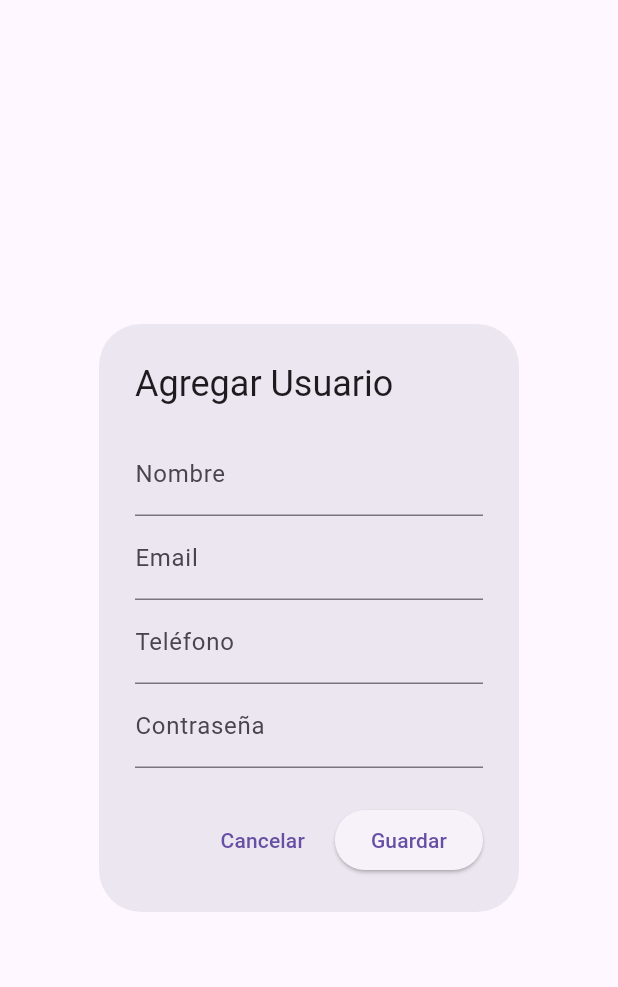
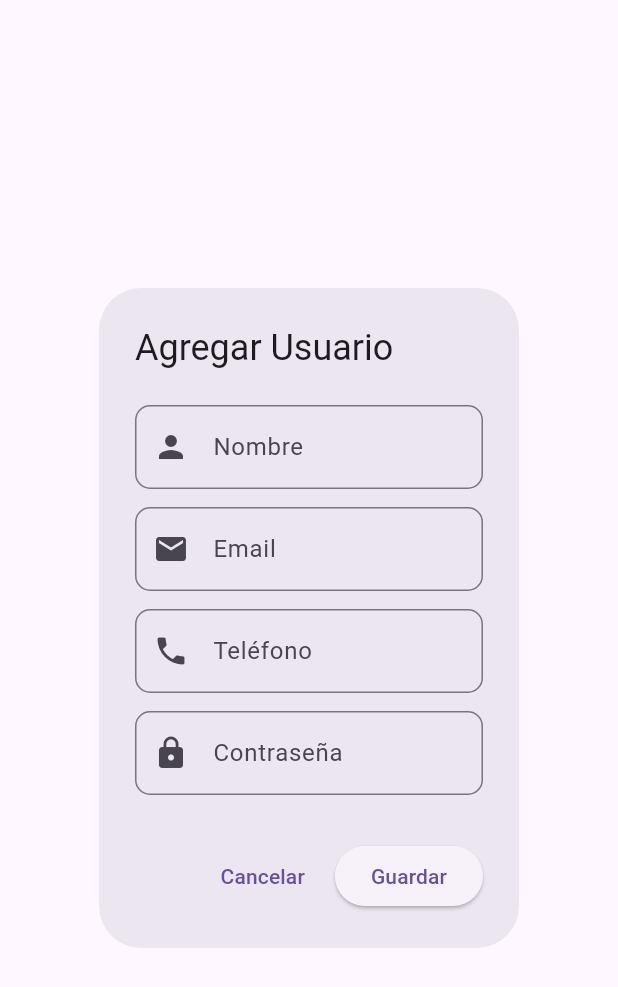
Before and after one commit to MrPol4r/Proyecto_Moviles_II_Huallpa-Escobar-Anahua-Zevallos-Salinas-Soto, a Flutter app: the _FormularioUsuarioDialog widget shown alone on an empty page, opened directly, on a phone screen of 412 x 824 dp. Shown: the top 987 px of the screen. Run offline on Flutter 3.47's test engine with Material 3 defaults, Android fonts, the phone set to English and light mode, and no system bars; our stand-ins replace cloud_firestore, firebase_core, image_picker; accounts and stored records are empty.

Commit message:
Mantenimiento de Usuarios (#20)

```diff
--- a/proyecto_moviles_2/lib/screens/UserListScreen.dart
+++ b/proyecto_moviles_2/lib/screens/UserListScreen.dart
@@ -1,3 +1,5 @@
+// Mantiene la lógica original, pero con mejoras visuales y validaciones simples
+
 import 'package:flutter/material.dart';
 import 'package:cloud_firestore/cloud_firestore.dart';
 
@@ -103,10 +105,11 @@ class _UserListScreenState extends State<UserListScreen> {
       appBar: AppBar(
         title: const Text('Gestión de Usuarios'),
         actions: [
-          IconButton(
+          TextButton.icon(
+            style: TextButton.styleFrom(foregroundColor: Colors.white),
+            onPressed: () => _mostrarFormulario(),
             icon: const Icon(Icons.person_add),
-            tooltip: 'Agregar usuario',
-            onPressed: () => _mostrarFormulario(),
+            label: const Text('Agregar'),
           ),
         ],
       ),
@@ -114,37 +117,42 @@ class _UserListScreenState extends State<UserListScreen> {
           usuarios.isEmpty
               ? const Center(child: Text('No hay usuarios activos.'))
               : ListView.builder(
-                padding: const EdgeInsets.all(8),
+                padding: const EdgeInsets.all(12),
                 itemCount: usuarios.length,
                 itemBuilder: (_, i) {
                   final u = usuarios[i];
+                  final nombre = u['nombre'] ?? 'Sin nombre';
+                  final correo = u['usuario'] ?? '';
+                  final telefono = u['telefono'] ?? '';
+
                   return Card(
                     shape: RoundedRectangleBorder(
-                      borderRadius: BorderRadius.circular(12),
+                      borderRadius: BorderRadius.circular(16),
                     ),
-                    elevation: 3,
-                    margin: const EdgeInsets.symmetric(vertical: 6),
+                    elevation: 4,
+                    margin: const EdgeInsets.symmetric(vertical: 8),
                     child: ListTile(
-                      title: Text(u['nombre'] ?? 'Sin nombre'),
+                      leading: CircleAvatar(
+                        child: Text(nombre[0].toUpperCase()),
+                      ),
+                      title: Text(nombre, style: const TextStyle(fontSize: 18)),
                       subtitle: Column(
                         crossAxisAlignment: CrossAxisAlignment.start,
                         children: [
-                          Text('Email: ${u['usuario']}'),
-                          Text('Teléfono: ${u['telefono']}'),
+                          const SizedBox(height: 4),
+                          Text('Email: $correo'),
+                          Text('Teléfono: $telefono'),
                         ],
                       ),
-                      trailing: Row(
-                        mainAxisSize: MainAxisSize.min,
+                      trailing: Wrap(
+                        spacing: 8,
                         children: [
                           IconButton(
                             icon: const Icon(Icons.edit, color: Colors.blue),
                             onPressed: () => _mostrarFormulario(usuario: u),
                           ),
                           IconButton(
-                            icon: const Icon(
-                              Icons.delete_outline,
-                              color: Colors.red,
-                            ),
+                            icon: const Icon(Icons.delete, color: Colors.red),
                             onPressed: () => _confirmarInactivar(u['id']),
                           ),
                         ],
@@ -178,10 +186,10 @@ class _FormularioUsuarioDialogState extends State<_FormularioUsuarioDialog> {
     nombreController = TextEditingController(text: widget.usuario?['nombre']);
     emailController = TextEditingController(text: widget.usuario?['usuario']);
     telefonoController = TextEditingController(
-      text: widget.usuario?['telefono']?.toString(),
+      text: widget.usuario?['telefono']?.toString() ?? '',
     );
     contrasenaController = TextEditingController(
-      text: widget.usuario?['contrasena'],
+      text: widget.usuario?['contrasena'] ?? '',
     );
   }
 
@@ -194,6 +202,28 @@ class _FormularioUsuarioDialogState extends State<_FormularioUsuarioDialog> {
     super.dispose();
   }
 
+  void _guardar() {
+    if (nombreController.text.trim().isEmpty ||
+        emailController.text.trim().isEmpty ||
+        contrasenaController.text.trim().isEmpty) {
+      ScaffoldMessenger.of(context).showSnackBar(
+        const SnackBar(
+          content: Text('Nombre, email y contraseña son obligatorios'),
+        ),
+      );
+      return;
+    }
+
+    final data = {
+      'id': widget.usuario?['id'],
+      'nombre': nombreController.text.trim(),
+      'usuario': emailController.text.trim(),
+      'telefono': int.tryParse(telefonoController.text.trim()) ?? 0,
+      'contrasena': contrasenaController.text.trim(),
+    };
+    Navigator.pop(context, data);
+  }
+
   @override
   Widget build(BuildContext context) {
     return AlertDialog(
@@ -204,22 +234,18 @@ class _FormularioUsuarioDialogState extends State<_FormularioUsuarioDialog> {
         child: Column(
           mainAxisSize: MainAxisSize.min,
           children: [
-            TextField(
-              controller: nombreController,
-              decoration: const InputDecoration(labelText: 'Nombre'),
-            ),
-            TextField(
-              controller: emailController,
-              decoration: const InputDecoration(labelText: 'Email'),
-            ),
-            TextField(
-              controller: telefonoController,
-              decoration: const InputDecoration(labelText: 'Teléfono'),
+            _buildInputField('Nombre', nombreController, Icons.person),
+            _buildInputField('Email', emailController, Icons.email),
+            _buildInputField(
+              'Teléfono',
+              telefonoController,
+              Icons.phone,
               keyboardType: TextInputType.number,
             ),
-            TextField(
-              controller: contrasenaController,
-              decoration: const InputDecoration(labelText: 'Contraseña'),
+            _buildInputField(
+              'Contraseña',
+              contrasenaController,
+              Icons.lock,
               obscureText: true,
             ),
           ],
@@ -230,20 +256,30 @@ class _FormularioUsuarioDialogState extends State<_FormularioUsuarioDialog> {
           onPressed: () => Navigator.pop(context),
           child: const Text('Cancelar'),
         ),
-        ElevatedButton(
-          onPressed: () {
-            final data = {
-              'id': widget.usuario?['id'],
-              'nombre': nombreController.text.trim(),
-              'usuario': emailController.text.trim(),
-              'telefono': int.tryParse(telefonoController.text.trim()) ?? 0,
-              'contrasena': contrasenaController.text.trim(),
-            };
-            Navigator.pop(context, data);
-          },
-          child: const Text('Guardar'),
-        ),
+        ElevatedButton(onPressed: _guardar, child: const Text('Guardar')),
       ],
     );
   }
+
+  Widget _buildInputField(
+    String label,
+    TextEditingController controller,
+    IconData icon, {
+    TextInputType keyboardType = TextInputType.text,
+    bool obscureText = false,
+  }) {
+    return Padding(
+      padding: const EdgeInsets.symmetric(vertical: 6),
+      child: TextField(
+        controller: controller,
+        keyboardType: keyboardType,
+        obscureText: obscureText,
+        decoration: InputDecoration(
+          labelText: label,
+          prefixIcon: Icon(icon),
+          border: OutlineInputBorder(borderRadius: BorderRadius.circular(10)),
+        ),
+      ),
+    );
+  }
 }
```
